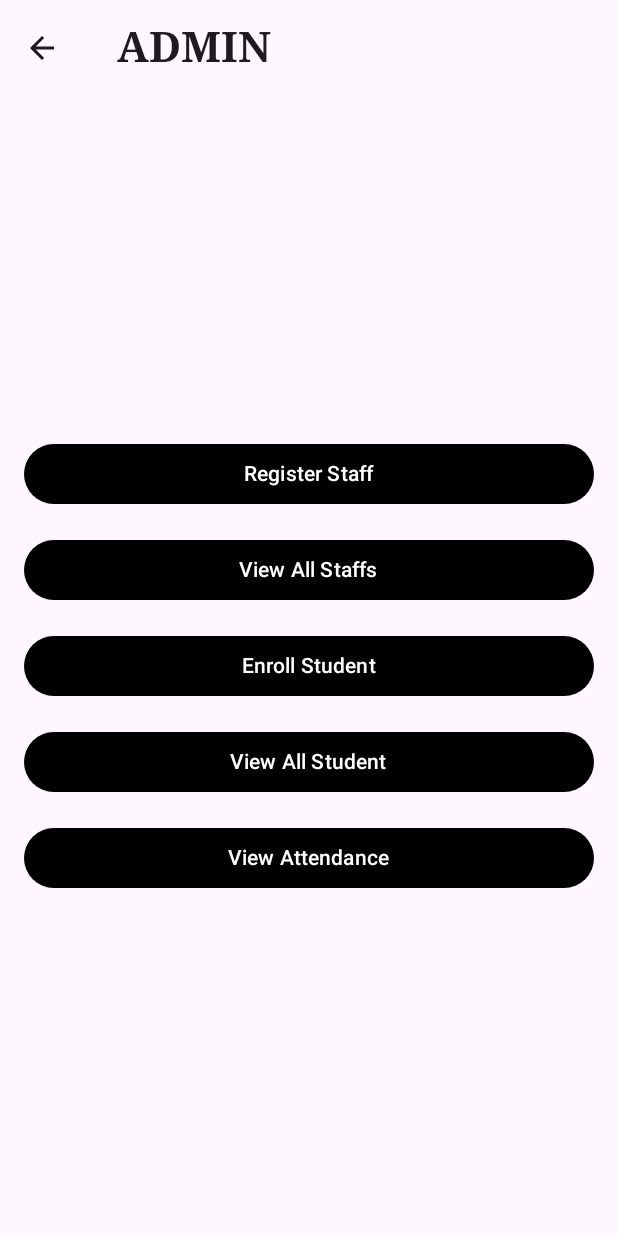
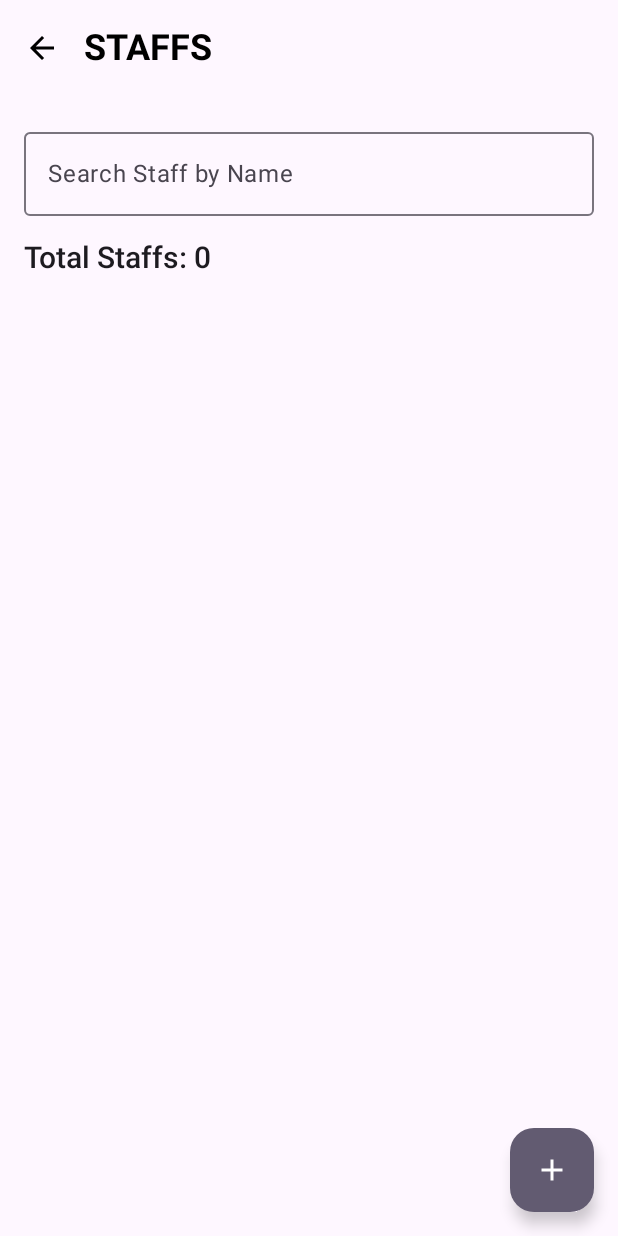
Before and after one commit to bed-com-23-20/School_Attendance_App_V2, an Android app built with Jetpack Compose: the AdminDashBoard screen opened through its navigation route, after a tap on "View All Staffs", on a phone screen of 412 x 824 dp. Run offline under Robolectric (Android 15) with nearby library versions, the phone set to English and light mode, and no system bars; our stand-ins replace Firebase (no records; nobody signed in at launch, a user with empty details on screens opened directly).

Commit message:
Merging with the Staff files

```diff
--- a/app/src/main/java/com/example/school_attendance_register/AdminDashBoard.kt
+++ b/app/src/main/java/com/example/school_attendance_register/AdminDashBoard.kt
@@ -70,7 +70,7 @@ fun AdminDashBoard(navController: NavController) {
                     contentColor = Color.White // Set the text color to white for contrast
                 ),
                 onClick = {
-                    navController.navigate("")
+                    navController.navigate("ViewStaffs")
                 },
                 modifier = Modifier
                     .fillMaxWidth()
--- a/app/src/main/java/com/example/school_attendance_register/MainActivity.kt
+++ b/app/src/main/java/com/example/school_attendance_register/MainActivity.kt
@@ -62,6 +62,10 @@ class MainActivity : ComponentActivity() {
                     ViewAllAttendance(navController)
                 }
 
+                composable("ViewStaffs") {
+                    Staffs(navController)
+                }
+
 //                composable("ViewAttendance/{studentName}/{classGrade}") { backStackEntry ->
 //                    val studentName = backStackEntry.arguments?.getString("studentName")
 //                    val classGrade = backStackEntry.arguments?.getString("classGrade")
--- /dev/null
+++ b/app/src/main/java/com/example/school_attendance_register/Staffs.kt
@@ -0,0 +1,182 @@
+package com.example.school_attendance_register
+
+import com.example.school_attendance_register.data_classes.StaffInfo
+import android.util.Log
+import androidx.compose.foundation.clickable
+import androidx.compose.foundation.layout.*
+import androidx.compose.foundation.lazy.LazyColumn
+import androidx.compose.foundation.lazy.items
+import androidx.compose.material.icons.Icons
+import androidx.compose.material.icons.filled.Add
+import androidx.compose.material.icons.filled.ArrowBack
+import androidx.compose.material3.*
+import androidx.compose.runtime.*
+import androidx.compose.ui.Modifier
+import androidx.compose.ui.graphics.Color
+import androidx.compose.ui.text.font.FontWeight
+import androidx.compose.ui.unit.dp
+import androidx.compose.ui.unit.sp
+import androidx.navigation.NavController
+import com.google.firebase.database.FirebaseDatabase
+import com.google.firebase.database.DataSnapshot
+import com.google.firebase.database.DatabaseError
+import com.google.firebase.database.ValueEventListener
+
+@OptIn(ExperimentalMaterial3Api::class)
+@Composable
+fun Staffs(navController: NavController) {
+    var staffList by remember { mutableStateOf(listOf<StaffInfo>()) }
+    var searchQuery by remember { mutableStateOf("") }
+    var filteredStaffList by remember { mutableStateOf(listOf<StaffInfo>()) }
+
+    // Fetch staff data from Firebase
+    LaunchedEffect(Unit) {
+        val database = FirebaseDatabase.getInstance()
+        val myStaff = database.getReference("Staff")
+
+        myStaff.addValueEventListener(object : ValueEventListener {
+            override fun onDataChange(snapshot: DataSnapshot) {
+                val staffData = mutableListOf<StaffInfo>()
+                snapshot.children.forEach { child ->
+                    val staff = child.getValue(StaffInfo::class.java)
+                    if (staff != null) {
+                        staffData.add(staff)
+                    }
+                }
+                staffList = staffData
+                filteredStaffList = staffData
+            }
+
+            override fun onCancelled(error: DatabaseError) {
+                Log.e("FirebaseError", "Failed to fetch staff: ${error.message}")
+            }
+        })
+    }
+
+    Scaffold(
+        topBar = {
+            TopAppBar(
+                title = {
+                    Text(
+                        "STAFFS",
+                        fontSize = 24.sp,
+                        fontWeight = FontWeight.Bold,
+                        color = Color.Black
+                    )
+                },
+                navigationIcon = {
+                    IconButton(onClick = { navController.popBackStack() }) {
+                        Icon(
+                            Icons.Default.ArrowBack,
+                            contentDescription = "Back",
+                            tint = Color.Black
+                        )
+                    }
+                }
+            )
+        },
+        floatingActionButton = {
+            FloatingActionButton(
+                onClick = {
+                    navController.navigate("Register_Staff") // Navigate to Register Staff screen
+                },
+                containerColor = MaterialTheme.colorScheme.secondary,
+                contentColor = Color.White
+            ) {
+                Icon(imageVector = Icons.Default.Add, contentDescription = "Add Staff")
+            }
+        },
+        floatingActionButtonPosition = FabPosition.End
+    ) { paddingValues ->
+        Column(
+            modifier = Modifier
+                .fillMaxSize()
+                .padding(paddingValues)
+                .padding(16.dp)
+        ) {
+            // Search Field
+            OutlinedTextField(
+                value = searchQuery,
+                onValueChange = { query ->
+                    searchQuery = query
+                    filteredStaffList = if (query.isBlank()) {
+                        staffList
+                    } else {
+                        staffList.filter {
+                            it.name.contains(query, ignoreCase = true)
+                        }
+                    }
+                },
+                label = { Text("Search Staff by Name") },
+                modifier = Modifier.fillMaxWidth(),
+                singleLine = true
+            )
+
+            Spacer(modifier = Modifier.height(16.dp))
+
+            // Staff Count
+            Text(
+                text = "Total Staffs: ${filteredStaffList.size}",
+                fontSize = 20.sp,
+                fontWeight = FontWeight.SemiBold,
+                modifier = Modifier.padding(bottom = 16.dp)
+            )
+
+            // Scrollable Content
+            LazyColumn(
+                modifier = Modifier
+                    .weight(1f) // Ensure it takes up remaining space
+                    .fillMaxWidth(),
+                verticalArrangement = Arrangement.spacedBy(8.dp),
+                contentPadding = PaddingValues(bottom = 16.dp)
+            ) {
+                items(filteredStaffList) { staff ->
+                    StaffCard(staff)
+                }
+            }
+        }
+    }
+}
+
+@Composable
+fun StaffCard(staff: StaffInfo) {
+    Card(
+        modifier = Modifier
+            .fillMaxWidth()
+            .clickable {
+                Log.d("StaffClick", "Clicked on ${staff.name}")
+            },
+        colors = CardDefaults.cardColors(containerColor = MaterialTheme.colorScheme.surface),
+        elevation = CardDefaults.elevatedCardElevation(defaultElevation = 4.dp)
+    ) {
+        Column(
+            modifier = Modifier
+                .padding(16.dp)
+                .fillMaxWidth()
+        ) {
+            Text(
+                text = "Name: ${staff.name}",
+                fontSize = 18.sp,
+                fontWeight = FontWeight.Bold
+            )
+            Spacer(modifier = Modifier.height(4.dp))
+            Text(
+                text = "Email: ${staff.email}",
+                fontSize = 16.sp,
+                color = MaterialTheme.colorScheme.primary
+            )
+            Spacer(modifier = Modifier.height(4.dp))
+            Text(
+                text = "Phone: ${staff.phone}",
+                fontSize = 16.sp,
+                color = Color.Gray
+            )
+            Spacer(modifier = Modifier.height(4.dp))
+            Text(
+                text = "Class: ${staff.className}",
+                fontSize = 16.sp,
+                color = MaterialTheme.colorScheme.secondary
+            )
+        }
+    }
+}
```
Also changed, not shown: app/src/main/java/com/example/school_attendance_register/RegisterStaff.kt (+75 -69 lines), app/src/main/java/com/example/school_attendance_register/data_classes/StaffInfo.kt (added, +8 -0 lines).
